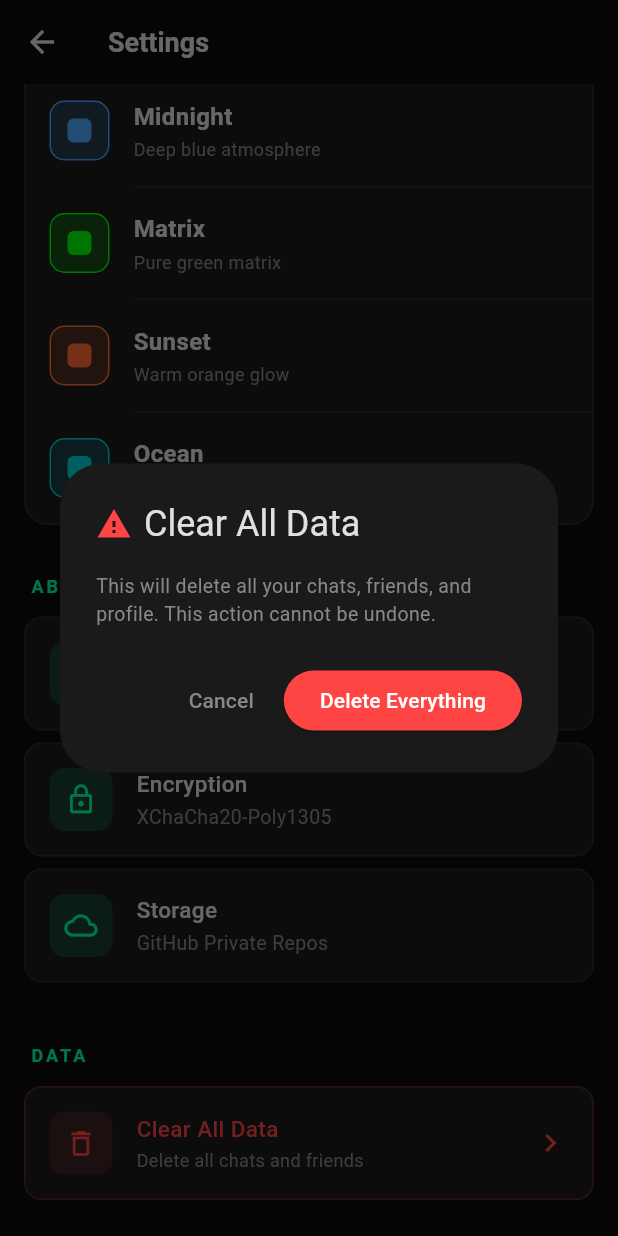
After one commit to WanRen2/Zentro-App, a Flutter app: the SettingsScreen screen opened directly, scrolled down 202 dp, after a tap on "Clear All Data", on a phone screen of 412 x 824 dp. The commit adds this screen. Run offline on Flutter 3.47's test engine with Material 3 defaults, Android fonts, the phone set to English and light mode, and no system bars; our stand-ins replace flutter_riverpod, qr_flutter, share_plus, shared_preferences; missing offline and left inert: cryptography, mobile_scanner; accounts and stored records are empty; Roboto replaces fonts that are missing (JetBrainsMono).

Commit message:
Add settings screen with theme options, implement chat join from QR

```diff
--- a/lib/screens/profile_screen.dart
+++ b/lib/screens/profile_screen.dart
@@ -5,6 +5,7 @@ import 'package:qr_flutter/qr_flutter.dart';
 import '../managers/profile_manager.dart';
 import '../models/profile_model.dart';
 import 'main_screen.dart';
+import 'settings_screen.dart';
 
 class ProfileScreen extends StatefulWidget {
   final ProfileModel? profile;
@@ -252,6 +253,16 @@ class _ProfileScreenState extends State<ProfileScreen> {
           ],
         ),
         actions: [
+          IconButton(
+            icon: const Icon(Icons.settings, color: Color(0xFF888888)),
+            onPressed: () {
+              Navigator.push(
+                context,
+                MaterialPageRoute(builder: (_) => const SettingsScreen()),
+              );
+            },
+            tooltip: 'Settings',
+          ),
           IconButton(
             icon: Container(
               padding: const EdgeInsets.all(8),
--- /dev/null
+++ b/lib/screens/settings_screen.dart
@@ -0,0 +1,379 @@
+import 'package:flutter/material.dart';
+import 'package:shared_preferences/shared_preferences.dart';
+import '../theme/theme_manager.dart';
+
+class SettingsScreen extends StatefulWidget {
+  const SettingsScreen({super.key});
+
+  @override
+  State<SettingsScreen> createState() => _SettingsScreenState();
+}
+
+class _SettingsScreenState extends State<SettingsScreen> {
+  final _themeManager = ThemeManager();
+  late String _selectedTheme;
+
+  final Map<String, String> _themeDescriptions = {
+    'hacker': 'Classic dark hacker theme',
+    'cyberpunk': 'Neon purple vibes',
+    'midnight': 'Deep blue atmosphere',
+    'matrix': 'Pure green matrix',
+    'sunset': 'Warm orange glow',
+    'ocean': 'Cool cyan waves',
+  };
+
+  @override
+  void initState() {
+    super.initState();
+    _selectedTheme = _themeManager.currentThemeKey;
+  }
+
+  Future<void> _setTheme(String themeKey) async {
+    await _themeManager.setTheme(themeKey);
+    setState(() {
+      _selectedTheme = themeKey;
+    });
+    if (!mounted) return;
+    ScaffoldMessenger.of(context).showSnackBar(
+      SnackBar(
+        content: Text(
+          'Theme "${ThemeManager.themes[themeKey]!['name']}" applied!',
+        ),
+        backgroundColor: ThemeManager.themes[themeKey]!['accent'] as Color,
+        duration: const Duration(seconds: 1),
+      ),
+    );
+  }
+
+  @override
+  Widget build(BuildContext context) {
+    return Scaffold(
+      backgroundColor: const Color(0xFF0A0A0A),
+      appBar: AppBar(
+        backgroundColor: const Color(0xFF0A0A0A),
+        elevation: 0,
+        leading: IconButton(
+          icon: const Icon(Icons.arrow_back, color: Color(0xFFE0E0E0)),
+          onPressed: () => Navigator.pop(context),
+        ),
+        title: const Text(
+          'Settings',
+          style: TextStyle(
+            color: Color(0xFFE0E0E0),
+            fontSize: 18,
+            fontWeight: FontWeight.w600,
+          ),
+        ),
+      ),
+      body: ListView(
+        padding: const EdgeInsets.all(16),
+        children: [
+          _buildSectionHeader('Appearance'),
+          const SizedBox(height: 12),
+          _buildThemeSelector(),
+          const SizedBox(height: 32),
+          _buildSectionHeader('About'),
+          const SizedBox(height: 12),
+          _buildInfoTile(
+            icon: Icons.info_outline,
+            title: 'Version',
+            subtitle: '1.0.0',
+          ),
+          _buildInfoTile(
+            icon: Icons.lock_outline,
+            title: 'Encryption',
+            subtitle: 'XChaCha20-Poly1305',
+          ),
+          _buildInfoTile(
+            icon: Icons.cloud_outlined,
+            title: 'Storage',
+            subtitle: 'GitHub Private Repos',
+          ),
+          const SizedBox(height: 32),
+          _buildSectionHeader('Data'),
+          const SizedBox(height: 12),
+          _buildActionTile(
+            icon: Icons.delete_outline,
+            title: 'Clear All Data',
+            subtitle: 'Delete all chats and friends',
+            isDestructive: true,
+            onTap: () => _showClearDataDialog(),
+          ),
+        ],
+      ),
+    );
+  }
+
+  Widget _buildSectionHeader(String title) {
+    return Padding(
+      padding: const EdgeInsets.only(left: 4),
+      child: Text(
+        title.toUpperCase(),
+        style: const TextStyle(
+          color: Color(0xFF00FF9C),
+          fontSize: 12,
+          fontWeight: FontWeight.w600,
+          letterSpacing: 2,
+        ),
+      ),
+    );
+  }
+
+  Widget _buildThemeSelector() {
+    return Container(
+      decoration: BoxDecoration(
+        color: const Color(0xFF1A1A1A),
+        borderRadius: BorderRadius.circular(16),
+        border: Border.all(color: const Color(0xFF2A2A2A)),
+      ),
+      child: Column(
+        children: ThemeManager.themes.entries.map((entry) {
+          final isSelected = _selectedTheme == entry.key;
+          final accent = entry.value['accent'] as Color;
+          return Column(
+            children: [
+              Material(
+                color: Colors.transparent,
+                child: InkWell(
+                  onTap: () => _setTheme(entry.key),
+                  borderRadius: BorderRadius.circular(16),
+                  child: Padding(
+                    padding: const EdgeInsets.all(16),
+                    child: Row(
+                      children: [
+                        Container(
+                          width: 40,
+                          height: 40,
+                          decoration: BoxDecoration(
+                            color: accent.withValues(alpha: 0.2),
+                            borderRadius: BorderRadius.circular(10),
+                            border: Border.all(
+                              color: accent,
+                              width: isSelected ? 2 : 1,
+                            ),
+                          ),
+                          child: Center(
+                            child: Container(
+                              width: 16,
+                              height: 16,
+                              decoration: BoxDecoration(
+                                color: accent,
+                                borderRadius: BorderRadius.circular(4),
+                              ),
+                            ),
+                          ),
+                        ),
+                        const SizedBox(width: 16),
+                        Expanded(
+                          child: Column(
+                            crossAxisAlignment: CrossAxisAlignment.start,
+                            children: [
+                              Text(
+                                entry.value['name'] as String,
+                                style: TextStyle(
+                                  color: isSelected
+                                      ? accent
+                                      : const Color(0xFFE0E0E0),
+                                  fontSize: 16,
+                                  fontWeight: FontWeight.w600,
+                                ),
+                              ),
+                              const SizedBox(height: 2),
+                              Text(
+                                _themeDescriptions[entry.key] ?? '',
+                                style: const TextStyle(
+                                  color: Color(0xFF888888),
+                                  fontSize: 12,
+                                ),
+                              ),
+                            ],
+                          ),
+                        ),
+                        if (isSelected)
+                          Icon(Icons.check_circle, color: accent, size: 24),
+                      ],
+                    ),
+                  ),
+                ),
+              ),
+              if (entry.key != ThemeManager.themes.keys.last)
+                const Divider(height: 1, indent: 72, color: Color(0xFF2A2A2A)),
+            ],
+          );
+        }).toList(),
+      ),
+    );
+  }
+
+  Widget _buildInfoTile({
+    required IconData icon,
+    required String title,
+    required String subtitle,
+  }) {
+    return Container(
+      margin: const EdgeInsets.only(bottom: 8),
+      padding: const EdgeInsets.all(16),
+      decoration: BoxDecoration(
+        color: const Color(0xFF1A1A1A),
+        borderRadius: BorderRadius.circular(12),
+        border: Border.all(color: const Color(0xFF2A2A2A)),
+      ),
+      child: Row(
+        children: [
+          Container(
+            padding: const EdgeInsets.all(10),
+            decoration: BoxDecoration(
+              color: const Color(0xFF00FF9C).withValues(alpha: 0.15),
+              borderRadius: BorderRadius.circular(10),
+            ),
+            child: Icon(icon, color: const Color(0xFF00FF9C), size: 22),
+          ),
+          const SizedBox(width: 16),
+          Expanded(
+            child: Column(
+              crossAxisAlignment: CrossAxisAlignment.start,
+              children: [
+                Text(
+                  title,
+                  style: const TextStyle(
+                    color: Color(0xFFE0E0E0),
+                    fontSize: 15,
+                    fontWeight: FontWeight.w500,
+                  ),
+                ),
+                const SizedBox(height: 2),
+                Text(
+                  subtitle,
+                  style: const TextStyle(
+                    color: Color(0xFF888888),
+                    fontSize: 13,
+                  ),
+                ),
+              ],
+            ),
+          ),
+        ],
+      ),
+    );
+  }
+
+  Widget _buildActionTile({
+    required IconData icon,
+    required String title,
+    required String subtitle,
+    required VoidCallback onTap,
+    bool isDestructive = false,
+  }) {
+    final color = isDestructive
+        ? const Color(0xFFFF4444)
+        : const Color(0xFF00FF9C);
+    return Container(
+      margin: const EdgeInsets.only(bottom: 8),
+      child: Material(
+        color: const Color(0xFF1A1A1A),
+        borderRadius: BorderRadius.circular(12),
+        child: InkWell(
+          onTap: onTap,
+          borderRadius: BorderRadius.circular(12),
+          child: Container(
+            padding: const EdgeInsets.all(16),
+            decoration: BoxDecoration(
+              borderRadius: BorderRadius.circular(12),
+              border: Border.all(
+                color: isDestructive
+                    ? const Color(0xFFFF4444).withValues(alpha: 0.3)
+                    : const Color(0xFF2A2A2A),
+              ),
+            ),
+            child: Row(
+              children: [
+                Container(
+                  padding: const EdgeInsets.all(10),
+                  decoration: BoxDecoration(
+                    color: color.withValues(alpha: 0.15),
+                    borderRadius: BorderRadius.circular(10),
+                  ),
+                  child: Icon(icon, color: color, size: 22),
+                ),
+                const SizedBox(width: 16),
+                Expanded(
+                  child: Column(
+                    crossAxisAlignment: CrossAxisAlignment.start,
+                    children: [
+                      Text(
+                        title,
+                        style: TextStyle(
+                          color: color,
+                          fontSize: 15,
+                          fontWeight: FontWeight.w500,
+                        ),
+                      ),
+                      const SizedBox(height: 2),
+                      Text(
+                        subtitle,
+                        style: const TextStyle(
+                          color: Color(0xFF888888),
+                          fontSize: 12,
+                        ),
+                      ),
+                    ],
+                  ),
+                ),
+                Icon(
+                  Icons.chevron_right,
+                  color: isDestructive
+                      ? const Color(0xFFFF4444)
+                      : const Color(0xFF888888),
+                ),
+              ],
+            ),
+          ),
+        ),
+      ),
+    );
+  }
+
+  Future<void> _showClearDataDialog() async {
+    final confirm = await showDialog<bool>(
+      context: context,
+      builder: (context) => AlertDialog(
+        backgroundColor: const Color(0xFF1A1A1A),
+        title: const Row(
+          children: [
+            Icon(Icons.warning, color: Color(0xFFFF4444)),
+            SizedBox(width: 8),
+            Text('Clear All Data', style: TextStyle(color: Color(0xFFE0E0E0))),
+          ],
+        ),
+        content: const Text(
+          'This will delete all your chats, friends, and profile. This action cannot be undone.',
+          style: TextStyle(color: Color(0xFF888888)),
+        ),
+        actions: [
+          TextButton(
+            onPressed: () => Navigator.pop(context, false),
+            child: const Text(
+              'Cancel',
+              style: TextStyle(color: Color(0xFF888888)),
+            ),
+          ),
+          ElevatedButton(
+            onPressed: () => Navigator.pop(context, true),
+            style: ElevatedButton.styleFrom(
+              backgroundColor: const Color(0xFFFF4444),
+              foregroundColor: Colors.white,
+            ),
+            child: const Text('Delete Everything'),
+          ),
+        ],
+      ),
+    );
+
+    if (confirm == true) {
+      final prefs = await SharedPreferences.getInstance();
+      await prefs.clear();
+      if (!mounted) return;
+      Navigator.of(context).pushNamedAndRemoveUntil('/', (route) => false);
+    }
+  }
+}
--- /dev/null
+++ b/lib/theme/theme_manager.dart
@@ -0,0 +1,174 @@
+import 'package:flutter/material.dart';
+import 'package:shared_preferences/shared_preferences.dart';
+
+class ThemeManager {
+  static const _themeKey = 'zentro_theme';
+  static final ThemeManager _instance = ThemeManager._internal();
+  factory ThemeManager() => _instance;
+  ThemeManager._internal();
+
+  String _currentTheme = 'hacker';
+
+  static const Map<String, Map<String, dynamic>> themes = {
+    'hacker': {
+      'name': 'Hacker',
+      'accent': Color(0xFF00FF9C),
+      'bg': Color(0xFF0A0A0A),
+      'surface': Color(0xFF1A1A1A),
+      'textPrimary': Color(0xFFE0E0E0),
+      'textSecondary': Color(0xFF888888),
+    },
+    'cyberpunk': {
+      'name': 'Cyberpunk',
+      'accent': Color(0xFFFF00FF),
+      'bg': Color(0xFF1A0A2E),
+      'surface': Color(0xFF2A1040),
+      'textPrimary': Color(0xFFFFFFFF),
+      'textSecondary': Color(0xFFBBBBBB),
+    },
+    'midnight': {
+      'name': 'Midnight',
+      'accent': Color(0xFF4DA6FF),
+      'bg': Color(0xFF0D1B2A),
+      'surface': Color(0xFF1B2838),
+      'textPrimary': Color(0xFFE0E8F0),
+      'textSecondary': Color(0xFF8899AA),
+    },
+    'matrix': {
+      'name': 'Matrix',
+      'accent': Color(0xFF00FF00),
+      'bg': Color(0xFF000000),
+      'surface': Color(0xFF0A0A0A),
+      'textPrimary': Color(0xFF00FF00),
+      'textSecondary': Color(0xFF008800),
+    },
+    'sunset': {
+      'name': 'Sunset',
+      'accent': Color(0xFFFF6B35),
+      'bg': Color(0xFF1A0A0A),
+      'surface': Color(0xFF2A1515),
+      'textPrimary': Color(0xFFF0E0E0),
+      'textSecondary': Color(0xFFAA8888),
+    },
+    'ocean': {
+      'name': 'Ocean',
+      'accent': Color(0xFF00CED1),
+      'bg': Color(0xFF0A1A2A),
+      'surface': Color(0xFF152535),
+      'textPrimary': Color(0xFFE0F0F8),
+      'textSecondary': Color(0xFF88AABB),
+    },
+  };
+
+  String get currentThemeKey => _currentTheme;
+  Map<String, dynamic> get currentTheme => themes[_currentTheme]!;
+  Color get accent => currentTheme['accent'] as Color;
+  Color get bg => currentTheme['bg'] as Color;
+  Color get surface => currentTheme['surface'] as Color;
+  Color get textPrimary => currentTheme['textPrimary'] as Color;
+  Color get textSecondary => currentTheme['textSecondary'] as Color;
+
+  Future<void> loadTheme() async {
+    final prefs = await SharedPreferences.getInstance();
+    _currentTheme = prefs.getString(_themeKey) ?? 'hacker';
+  }
+
+  Future<void> setTheme(String themeKey) async {
+    if (themes.containsKey(themeKey)) {
+      final prefs = await SharedPreferences.getInstance();
+      await prefs.setString(_themeKey, themeKey);
+      _currentTheme = themeKey;
+    }
+  }
+
+  ThemeData getThemeData() {
+    final theme = themes[_currentTheme]!;
+    final accentColor = theme['accent'] as Color;
+    final bgColor = theme['bg'] as Color;
+    final surfaceColor = theme['surface'] as Color;
+    final textPrimaryColor = theme['textPrimary'] as Color;
+    final textSecondaryColor = theme['textSecondary'] as Color;
+
+    return ThemeData(
+      brightness: Brightness.dark,
+      scaffoldBackgroundColor: bgColor,
+      fontFamily: 'JetBrainsMono',
+      colorScheme: ColorScheme.dark(
+        primary: accentColor,
+        secondary: accentColor.withValues(alpha: 0.8),
+        surface: surfaceColor,
+        error: const Color(0xFFFF4444),
+      ),
+      appBarTheme: AppBarTheme(
+        backgroundColor: bgColor,
+        elevation: 0,
+        surfaceTintColor: Colors.transparent,
+        titleTextStyle: TextStyle(
+          fontFamily: 'JetBrainsMono',
+          color: textPrimaryColor,
+          fontSize: 16,
+          fontWeight: FontWeight.w600,
+        ),
+        iconTheme: IconThemeData(color: textPrimaryColor),
+      ),
+      inputDecorationTheme: InputDecorationTheme(
+        filled: true,
+        fillColor: surfaceColor,
+        border: OutlineInputBorder(
+          borderRadius: BorderRadius.circular(8),
+          borderSide: BorderSide(
+            color: textSecondaryColor.withValues(alpha: 0.3),
+          ),
+        ),
+        enabledBorder: OutlineInputBorder(
+          borderRadius: BorderRadius.circular(8),
+          borderSide: BorderSide(
+            color: textSecondaryColor.withValues(alpha: 0.3),
+          ),
+        ),
+        focusedBorder: OutlineInputBorder(
+          borderRadius: BorderRadius.circular(8),
+          borderSide: BorderSide(color: accentColor),
+        ),
+        hintStyle: TextStyle(
+          fontFamily: 'JetBrainsMono',
+          color: textSecondaryColor,
+          fontSize: 14,
+        ),
+        contentPadding: const EdgeInsets.symmetric(
+          horizontal: 16,
+          vertical: 12,
+        ),
+      ),
+      floatingActionButtonTheme: FloatingActionButtonThemeData(
+        backgroundColor: accentColor,
+        foregroundColor: bgColor,
+      ),
+      dividerTheme: DividerThemeData(
+        color: textSecondaryColor.withValues(alpha: 0.2),
+        thickness: 1,
+      ),
+      listTileTheme: ListTileThemeData(
+        textColor: textPrimaryColor,
+        iconColor: textSecondaryColor,
+      ),
+      textTheme: TextTheme(
+        bodyLarge: TextStyle(color: textPrimaryColor, fontSize: 14),
+        bodyMedium: TextStyle(color: textPrimaryColor, fontSize: 13),
+        bodySmall: TextStyle(color: textSecondaryColor, fontSize: 12),
+        labelLarge: TextStyle(color: textPrimaryColor, fontSize: 14),
+        labelMedium: TextStyle(color: textSecondaryColor, fontSize: 12),
+        titleMedium: TextStyle(
+          color: textPrimaryColor,
+          fontSize: 15,
+          fontWeight: FontWeight.w600,
+        ),
+        titleSmall: TextStyle(
+          color: textPrimaryColor,
+          fontSize: 13,
+          fontWeight: FontWeight.w500,
+        ),
+      ),
+    );
+  }
+}
```
Also changed, not shown: lib/app.dart (+18 -10 lines), lib/managers/chat_manager.dart (+66 -0 lines), lib/screens/scan_qr_screen.dart (+64 -4 lines).
